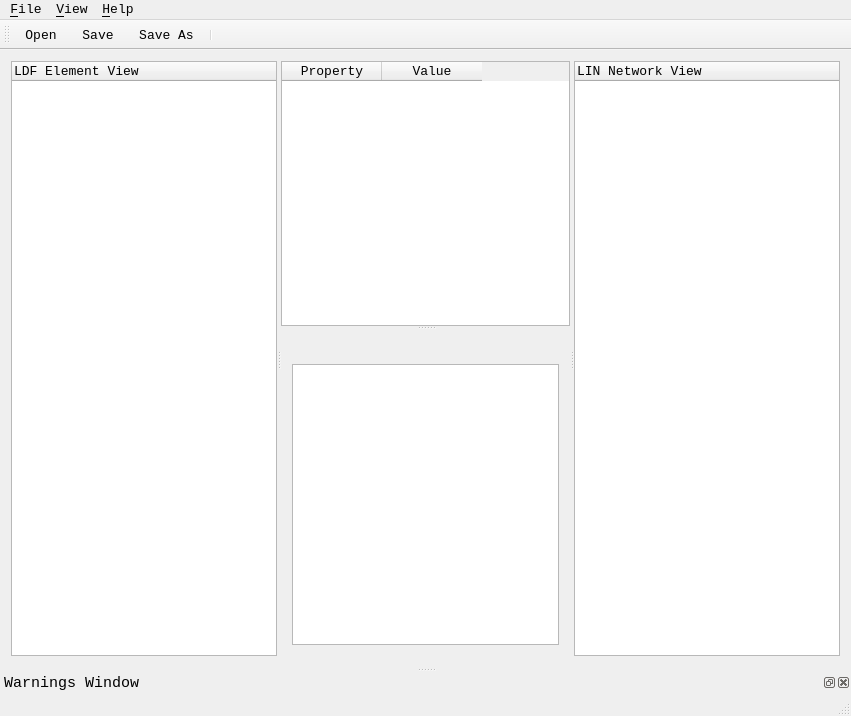
First picture: the form in Sources/BUSMASTER/LDFEditor/LDFEditor.ui, repository rbei-etas/busmaster, before the edit.
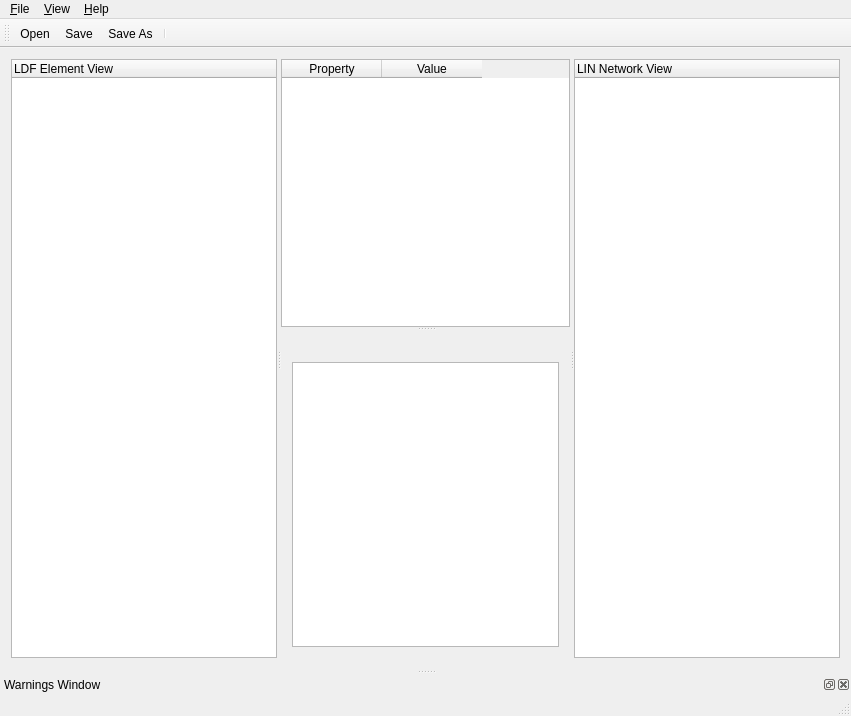
Second picture: the form after the edit. Icons and pictures are not drawn. Custom widgets are drawn as their Qt base class.

Commit message: Removed Courier font hardcoding from the main UI file because it messes up the UI on Linux. Anyway stylesheets are preferred for these things.

```diff
--- a/Sources/BUSMASTER/LDFEditor/LDFEditor.ui
+++ b/Sources/BUSMASTER/LDFEditor/LDFEditor.ui
@@ -10,12 +10,6 @@
     <height>716</height>
    </rect>
   </property>
-  <property name="font">
-   <font>
-    <family>Courier New</family>
-    <pointsize>11</pointsize>
-   </font>
-  </property>
   <property name="windowTitle">
    <string>BUSMASTER LDF Editor</string>
   </property>
@@ -40,12 +34,6 @@
        <enum>Qt::Horizontal</enum>
       </property>
       <widget class="LDFElementView" name="m_pouLDFElementView">
-       <property name="font">
-        <font>
-         <family>Courier New</family>
-         <pointsize>10</pointsize>
-        </font>
-       </property>
        <column>
         <property name="text">
          <string>LDF Element View</string>
@@ -77,12 +65,6 @@
          <property name="text">
           <string>Property</string>
          </property>
-         <property name="font">
-          <font>
-           <family>Courier New</family>
-           <pointsize>10</pointsize>
-          </font>
-         </property>
          <property name="textAlignment">
           <set>AlignCenter</set>
          </property>
@@ -91,12 +73,6 @@
          <property name="text">
           <string>Value</string>
          </property>
-         <property name="font">
-          <font>
-           <family>Courier New</family>
-           <pointsize>10</pointsize>
-          </font>
-         </property>
          <property name="textAlignment">
           <set>AlignCenter</set>
          </property>
@@ -134,12 +110,6 @@
        </widget>
       </widget>
       <widget class="LDFNetworkView" name="m_pouLDFNetworkView">
-       <property name="font">
-        <font>
-         <family>Courier New</family>
-         <pointsize>10</pointsize>
-        </font>
-       </property>
        <column>
         <property name="text">
          <string notr="true">LIN Network View</string>
@@ -159,18 +129,7 @@
      <height>17</height>
     </rect>
    </property>
-   <property name="font">
-    <font>
-     <pointsize>10</pointsize>
-    </font>
-   </property>
    <widget class="QMenu" name="menuFile">
-    <property name="font">
-     <font>
-      <family>Courier New</family>
-      <pointsize>10</pointsize>
-     </font>
-    </property>
     <property name="contextMenuPolicy">
      <enum>Qt::DefaultContextMenu</enum>
     </property>
@@ -199,11 +158,6 @@
     <addaction name="actionExit"/>
    </widget>
    <widget class="QMenu" name="menuHelp">
-    <property name="font">
-     <font>
-      <pointsize>10</pointsize>
-     </font>
-    </property>
     <property name="title">
      <string>&amp;Help</string>
     </property>
@@ -211,12 +165,6 @@
     <addaction name="action_About"/>
    </widget>
    <widget class="QMenu" name="menuView">
-    <property name="font">
-     <font>
-      <family>Courier New</family>
-      <pointsize>10</pointsize>
-     </font>
-    </property>
     <property name="title">
      <string>&amp;View</string>
     </property>
@@ -230,11 +178,6 @@
    <addaction name="menuHelp"/>
   </widget>
   <widget class="QToolBar" name="mainToolBar">
-   <property name="font">
-    <font>
-     <pointsize>10</pointsize>
-    </font>
-   </property>
    <attribute name="toolBarArea">
     <enum>TopToolBarArea</enum>
    </attribute>
@@ -260,12 +203,6 @@
    <property name="text">
     <string>&amp;Open...</string>
    </property>
-   <property name="font">
-    <font>
-     <family>Courier New</family>
-     <pointsize>10</pointsize>
-    </font>
-   </property>
    <property name="menuRole">
     <enum>QAction::ApplicationSpecificRole</enum>
    </property>
@@ -274,23 +211,11 @@
    <property name="text">
     <string>&amp;Save</string>
    </property>
-   <property name="font">
-    <font>
-     <family>Courier New</family>
-     <pointsize>10</pointsize>
-    </font>
-   </property>
   </action>
   <action name="actionSave_As">
    <property name="text">
     <string>Save &amp;As...</string>
    </property>
-   <property name="font">
-    <font>
-     <family>Courier New</family>
-     <pointsize>10</pointsize>
-    </font>
-   </property>
   </action>
   <action name="actionExit">
    <property name="text">
```
Left out of the diff: 24 changed lines with no effect on the pictures.
